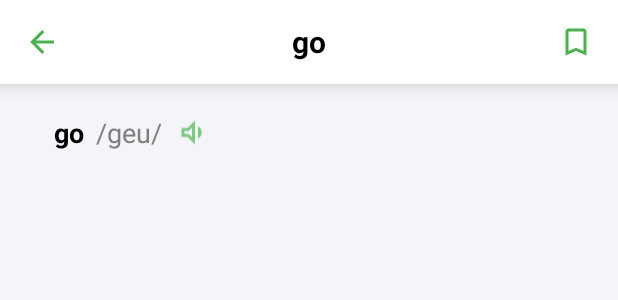
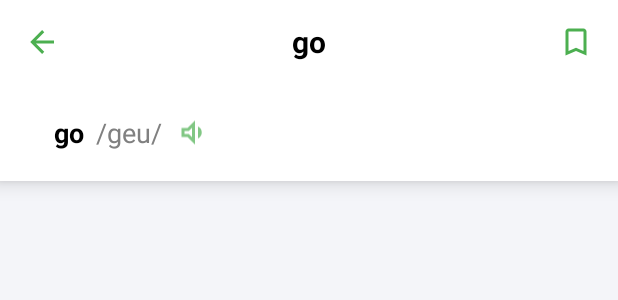
Before and after one commit to mquangcao/CSC13009_EL, an Android app: the layout activity_word_detail.xml on its own in the app's theme, with its tools: preview values and no code run, on a phone screen of 412 x 824 dp. Shown: the top 300 px of the screen. Run offline under Robolectric (Android 15) with nearby library versions, the phone set to English and light mode, and no system bars; Roboto replaces fonts that are not available here.

Commit message:
fix : word detail activity background color

```diff
--- a/app/src/main/res/layout/activity_word_detail.xml
+++ b/app/src/main/res/layout/activity_word_detail.xml
@@ -65,7 +65,8 @@
         android:orientation="horizontal"
         android:layout_marginTop="0dp"
         android:padding="20dp"
-        android:background="@color/background"
+        android:elevation="8dp"
+        android:background="@color/white"
         app:layout_constraintTop_toBottomOf="@id/headerFrame"
         app:layout_constraintStart_toStartOf="parent"
         app:layout_constraintEnd_toEndOf="parent">
```
